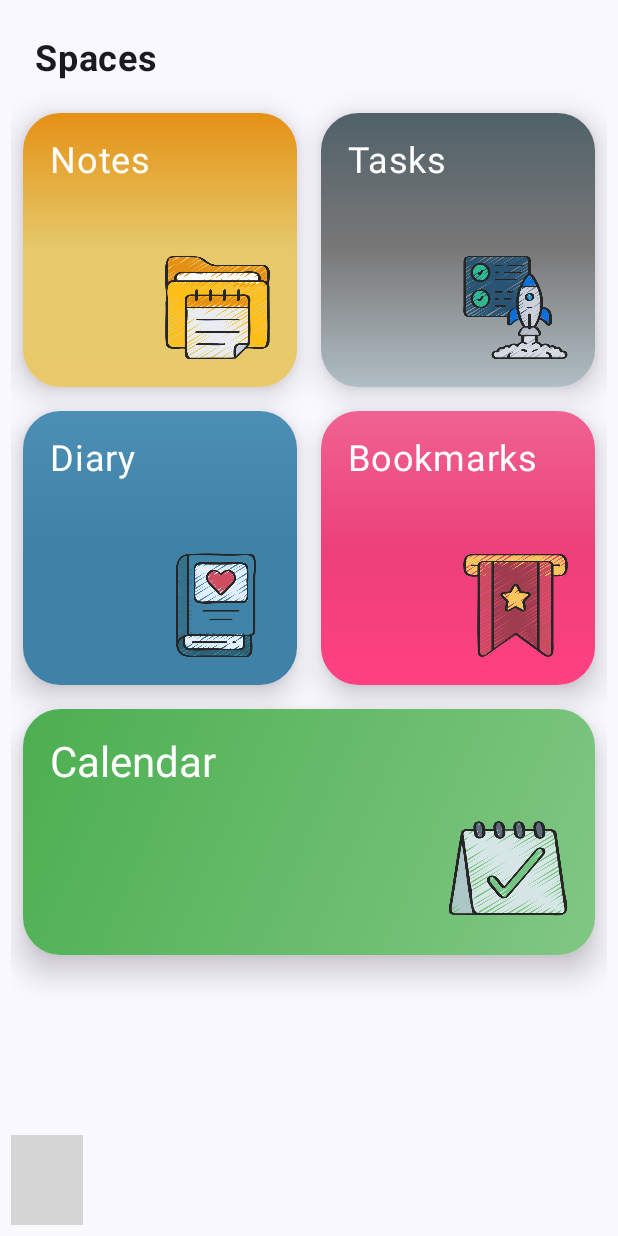
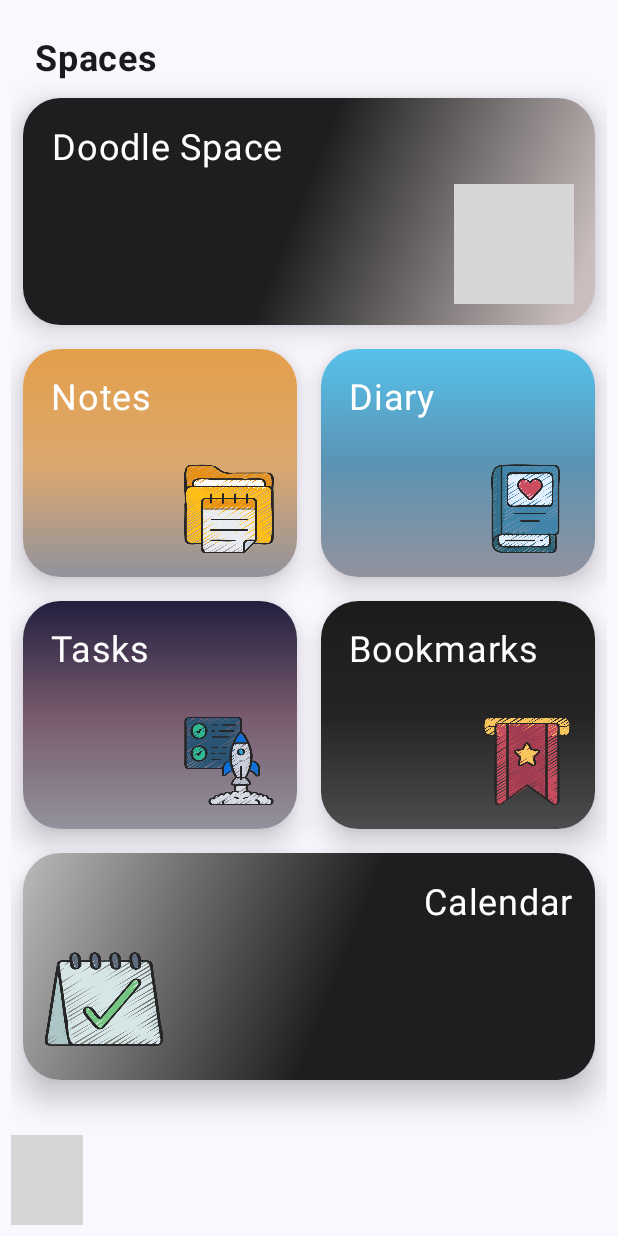
Before and after one commit to Brindha-m/DoodSpace-Todos.Notes.Doodles, an Android app built with Jetpack Compose: the screen it shows after launch (MainActivity), on a phone screen of 412 x 824 dp. Run offline under Robolectric (Android 15) with nearby library versions, the phone set to English and light mode, and no system bars; our stand-ins replace Dagger/Hilt's generated code, Room's generated code, accompanist; libraries missing offline, so code that uses them is left out: com.exyte.animatednavbar; 9 statements that could not run were skipped; grey boxes are pictures that could not be loaded.

Commit message:
update spaces screen

```diff
--- a/app/src/main/java/com/implementing/feedfive/mainscreens/SpacesScreen.kt
+++ b/app/src/main/java/com/implementing/feedfive/mainscreens/SpacesScreen.kt
@@ -1,6 +1,7 @@
 package com.implementing.feedfive.mainscreens
 
 import android.annotation.SuppressLint
+import androidx.compose.foundation.layout.Column
 import androidx.compose.foundation.layout.Row
 import androidx.compose.foundation.layout.Spacer
 import androidx.compose.foundation.layout.height
@@ -25,6 +26,7 @@ import com.implementing.feedfive.R
 import com.implementing.feedfive.navigation.Screen
 import com.implementing.feedfive.navigation.components.SpaceRegularCard
 import com.implementing.feedfive.navigation.components.SpaceWideCard
+import com.implementing.feedfive.navigation.components.SpaceWideCardLeft
 
 @SuppressLint("UnusedMaterial3ScaffoldPaddingParameter")
 @OptIn(ExperimentalMaterial3Api::class)
@@ -41,7 +43,7 @@ fun SpacesScreen(
                         style = MaterialTheme.typography.bodyLarge.copy(fontWeight = FontWeight.Bold)
                     )
                 },
-                colors = TopAppBarDefaults.smallTopAppBarColors(containerColor = Color.Transparent),
+                colors = TopAppBarDefaults.topAppBarColors(containerColor = Color.Transparent),
 
             )
         }
@@ -49,10 +51,27 @@ fun SpacesScreen(
 
 
         LazyColumn {
+
             item {
-                Spacer(Modifier.height(60.dp))
+                Spacer(Modifier.height(50.dp))
+                Column {
+                    SpaceWideCard(
+                        title = "Doodle Space",
+                        image = R.drawable.img_9,
+                        backgroundColor = Brush.linearGradient(
+                            colorStops = arrayOf(
+                                0.48f to Color(0xFF1D1E1F), // More transparent white in the middle
+                                0.95f to Color(0xFFC9BDBD),  // Light gray (sky)
+                            )
+                        )
+                    ) {
+                        navController.navigate(Screen.DoodleScreen.route)
+                    }
+                }
 
+            }
 
+            item {
                 Row {
                     SpaceRegularCard(
                         modifier = Modifier.weight(1f, fill = true),
@@ -60,9 +79,9 @@ fun SpacesScreen(
                         image = R.drawable.note_img,
                         backgroundColor = Brush.verticalGradient(
                             colorStops = arrayOf(
-                                0f to Color(0xFFE59115), // Medium light shade at the start
-                                0.5f to Color(0xFFE5C96B), // Original color in the middle
-                                1f to Color(0xFFE9C96A) // Lighter shade at the end
+                                0f to Color(0xFFE49F4A), // Light grey at the start
+                                0.5f to Color(0xFFDBA86E), // Darker grey in the middle
+                                1f to Color(0xFF93929D) // Lighter shade at the end
                             )
                         )
 
@@ -72,13 +91,36 @@ fun SpacesScreen(
 
                     SpaceRegularCard(
                         modifier = Modifier.weight(1f, fill = true),
+                        title = stringResource(R.string.diary),
+                        image = R.drawable.diary_img,
+                        backgroundColor = Brush.verticalGradient(
+                            colorStops = arrayOf(
+                                0f to Color(0xFF56C2EB), // Light grey at the start
+                                0.5f to Color(0xFF5B93B4), // Darker grey in the middle
+                                1f to Color(0xFF93929D) // Dark grey at the end
+                            )
+                        )
+
+                    ) {
+                        navController.navigate(Screen.DiaryScreen.route)
+                    }
+
+                }
+            }
+
+
+            item {
+                Row {
+
+                    SpaceRegularCard(
+                        modifier = Modifier.weight(1f, fill = true),
                         title = stringResource(R.string.tasks),
                         image = R.drawable.tasks_img,
                         backgroundColor = Brush.verticalGradient(
                             colorStops = arrayOf(
-                                0f to Color(0xFF506169), // Light grey at the start
-                                0.5f to Color(0xFF797878), // Darker grey in the middle
-                                1f to Color(0xFFB0BEC5) // Dark grey at the end
+                                0f to Color(0xFF221F3E), // Light grey at the start
+                                0.5f to Color(0xFF775A6D), // Darker grey in the middle
+                                1f to Color(0xFF93929D) // Dark grey at the end
                             )
                         )
                     ) {
@@ -86,34 +128,16 @@ fun SpacesScreen(
                             Screen.TasksScreen.route
                         )
                     }
-                }
-            }
-            item {
-                Row {
-                    SpaceRegularCard(
-                        modifier = Modifier.weight(1f, fill = true),
-                        title = stringResource(R.string.diary),
-                        image = R.drawable.diary_img,
-                        backgroundColor = Brush.verticalGradient(
-                            colorStops = arrayOf(
-                                0f to Color(0xFF4C8FB4), // Darker shade of the custom color
-                                0.5f to Color(0xFF4082A7), // Middle shade of the custom color (#4082A7)
-                                1f to Color(0xFF4082A7) // Lighter teal at the end
-                            )
-                        )
 
-                    ) {
-                        navController.navigate(Screen.DiaryScreen.route)
-                    }
                     SpaceRegularCard(
                         modifier = Modifier.weight(1f, fill = true),
                         title = stringResource(R.string.bookmarks),
                         image = R.drawable.bookmarks_img,
                         backgroundColor = Brush.verticalGradient(
                             colorStops = arrayOf(
-                                0f to Color(0xFFF06292), // Dark pink at the start
-                                0.5f to Color(0xFFEC407A), // Lighter pink in the middle
-                                1f to Color(0xFFFF4081) // Lightest pink at the end
+                                0f to Color(0xFF1D1A1A), // Dark pink at the start
+                                0.5f to Color(0xFF252424), // Lighter pink in the middle
+                                1f to Color(0xEB404041) // Dark grey at the end
                             )
                         )
 
@@ -122,21 +146,25 @@ fun SpacesScreen(
                     }
                 }
             }
+
             item {
-                SpaceWideCard(
+                Row {
+                    SpaceWideCardLeft(
                         title = stringResource(R.string.calendar),
                         image = R.drawable.calendar_img,
                         backgroundColor = Brush.linearGradient(
                             colorStops = arrayOf(
-                            0f to Color(0xFF4CAF50), // Dark green at the start
-                            0.5f to Color(0xFF66BB6A), // Lighter green in the middle
-                            1f to Color(0xFF81C784) // Lightest green at the end
+                                0f to Color(0xFFBBB9B9), // More transparent white in the middle
+                                0.55f to Color(0xFF1D1E1F),  // Light gray (sky)
                             )
                         )
                     ) {
                         navController.navigate(Screen.CalendarScreen.route)
                     }
                 }
+
+            }
+
             item { Spacer(Modifier.height(60.dp)) }
         }
     }
@@ -151,3 +179,19 @@ fun SpacesScreenPreview() {
         navController = rememberNavController()
     )
 }
+
+
+/*
+Gradient Green
+
+0f to Color(0xFF141D1B), // Transparent white at the start
+0.5f to Color(0xFF3A6B5E), // More transparent white in the middle
+1f to Color(0xFF59AB93)  // Fully transparent white at the end
+
+Earth Gradient
+
+0f to Color(0xFFC9BDBD),  // Light gray (sky)
+0.4f to Color(0xFF035881), // More transparent white in the middle
+0.9f to Color(0xFF455A3C),
+1.3f to Color(0xFFCD853F),
+ */
--- a/app/src/main/java/com/implementing/feedfive/navigation/Screen.kt
+++ b/app/src/main/java/com/implementing/feedfive/navigation/Screen.kt
@@ -9,14 +9,19 @@ sealed class Screen(val route: String) {
     object DashboardScreen : Screen("dashboard_screen")
     object SettingsScreen : Screen("settings_screen")
 
-    // Bookmark
+    /*
+       Bookmarks Section
+   */
+
     object BookmarksScreen : Screen("bookmarks_screen")
 
     object BookmarkDetailScreen : Screen("bookmark_detail_screen/{${Constants.BOOKMARK_ID_ARG}}")
 
     object BookmarkSearchScreen : Screen("bookmark_search_screen")
 
-    // Diary
+    /*
+       Diary Section
+   */
     object DiaryScreen : Screen("diary_screen")
 
     object DiaryDetailScreen : Screen("diary_detail_screen/{${Constants.DIARY_ID_ARG}}")
@@ -26,6 +31,9 @@ sealed class Screen(val route: String) {
     object DiaryChartScreen : Screen("diary_chart_screen")
 
 
+    /*
+       Notes Section
+   */
     object NotesScreen : Screen("notes_screen")
 
     object NoteDetailsScreen : Screen("note_detail_screen/{${Constants.NOTE_ID_ARG}}?${Constants.FOLDER_ID}={${Constants.FOLDER_ID}}")
@@ -35,10 +43,9 @@ sealed class Screen(val route: String) {
     object NoteFolderDetailsScreen : Screen("note_folder_details_screen/{${Constants.FOLDER_ID}}")
 
 
-
-    object CalendarScreen : Screen("calendar_screen")
-
-//    object TasksScreen : Screen("tasks_screen")
+    /*
+       Tasks Section
+   */
    object TasksScreen : Screen("tasks_screen?${Constants.ADD_TASK_ARG}={${Constants.ADD_TASK_ARG}}")
    object TaskDetailScreen : Screen("task_detail_screen/{${Constants.TASK_ID_ARG}}")
    object TaskSearchScreen : Screen("task_search_screen")
@@ -46,14 +53,15 @@ sealed class Screen(val route: String) {
 
 
 
+    /*
+        Calendar
+    */
+
+    object CalendarScreen : Screen("calendar_screen")
+    object CalendarEventDetailsScreen : Screen("calendar_event_details_screen/{${Constants.CALENDAR_EVENT_ARG}}")
+
+    object DoodleScreen : Screen("doodle_screen")
+
     object ImportExportScreen : Screen("import_export_screen")
 
-
-
-    /*
-
-
-    object CalendarEventDetailsScreen : Screen("calendar_event_details_screen/{${Constants.CALENDAR_EVENT_ARG}}")
-    object ImportExportScreen : Screen("import_export_screen")
-    */
 }
--- a/app/src/main/java/com/implementing/feedfive/navigation/components/SpaceCards.kt
+++ b/app/src/main/java/com/implementing/feedfive/navigation/components/SpaceCards.kt
@@ -27,6 +27,7 @@ import androidx.compose.ui.graphics.LinearGradient
 import androidx.compose.ui.graphics.compositeOver
 import androidx.compose.ui.graphics.graphicsLayer
 import androidx.compose.ui.res.painterResource
+import androidx.compose.ui.text.style.TextAlign
 import androidx.compose.ui.tooling.preview.Preview
 import androidx.compose.ui.unit.dp
 import com.implementing.feedfive.R
@@ -52,18 +53,20 @@ fun SpaceRegularCard(
             Modifier
                 .background(backgroundColor)
                 .clickable { onClick() }
-                .aspectRatio(1.0f)
-                .padding(18.dp),
+                .aspectRatio(1.2f)
+                .padding(15.dp),
             verticalArrangement = Arrangement.SpaceBetween
         ) {
             Text(
                 text = title,
-                style = MaterialTheme.typography.bodyLarge.copy(color = Color.White)
+                style = MaterialTheme.typography.bodyLarge.copy(color = Color.White),
+                modifier = Modifier.padding(top = 3.dp, start = 3.dp)
+
             )
 
             Image(
                 modifier = Modifier
-                    .size(70.dp)
+                    .size(60.dp)
                     .align(Alignment.End),
                 painter = painterResource(id = image),
                 contentDescription = title)
@@ -90,19 +93,59 @@ fun SpaceWideCard(
                 .background(backgroundColor)
                 .fillMaxWidth()
                 .clickable { onClick() }
-                .padding(18.dp),
+                .padding(14.dp),
         ) {
             Text(
                 text = title,
-                style = MaterialTheme.typography.headlineMedium.copy(color = Color.White),
+                style = MaterialTheme.typography.bodyLarge.copy(color = Color.White),
+                modifier = Modifier.padding(top = 5.dp, start = 5.dp)
             )
 
-            Spacer(modifier = Modifier.height(12.dp))
+            Spacer(modifier = Modifier.height(10.dp))
 
             Image(
                 modifier = Modifier
                     .size(80.dp)
                     .align(Alignment.End),
+                painter = painterResource(id = image),
+                contentDescription = title)
+
+        }
+    }
+}
+
+@Composable
+fun SpaceWideCardLeft(
+    title: String,
+    image: Int,
+    backgroundColor: Brush,
+    onClick: () -> Unit = {}
+) {
+    Card(
+        modifier = Modifier.padding(8.dp).background(Color.Transparent),
+        shape = RoundedCornerShape(25.dp),
+//        colors = CardDefaults.cardColors(containerColor = Col),
+        elevation = CardDefaults.cardElevation(defaultElevation = 12.dp),
+    ) {
+        Column(
+            Modifier
+                .background(backgroundColor)
+                .fillMaxWidth()
+                .clickable { onClick() }
+                .padding(14.dp),
+        ) {
+            Text(
+                text = title,
+                style = MaterialTheme.typography.bodyLarge.copy(color = Color.White),
+                modifier = Modifier.padding(top = 5.dp, start = 5.dp).align(Alignment.End)
+            )
+
+            Spacer(modifier = Modifier.height(10.dp))
+
+            Image(
+                modifier = Modifier
+                    .size(80.dp)
+                    .align(Alignment.Start),
                 painter = painterResource(id = image),
                 contentDescription = title)
 
```
Lines whose indentation alone changed are shown as unchanged.
